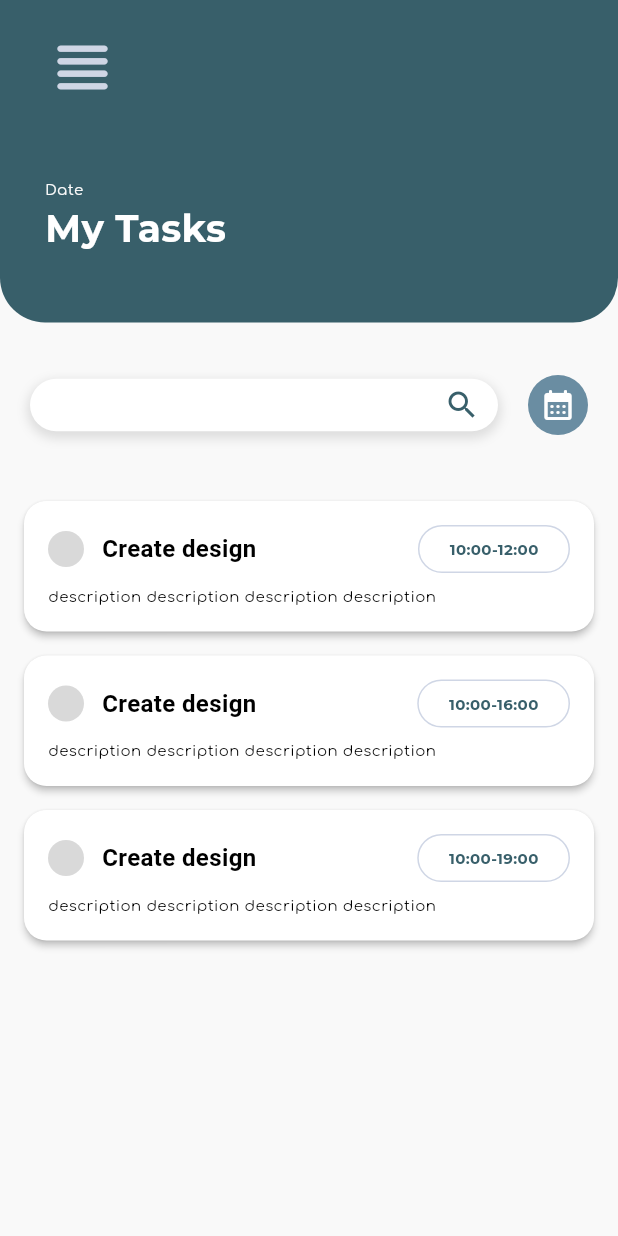
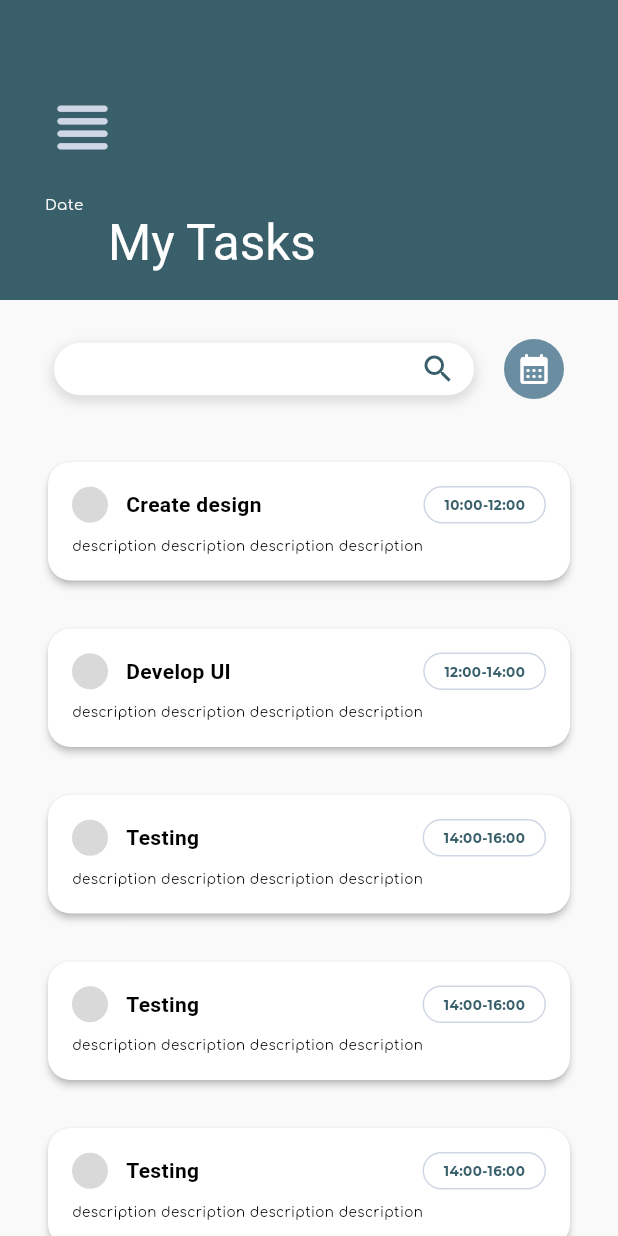
Before and after one commit to jjuulliiaas/tasker, a Flutter app: the screen it shows after launch, after a tap on the "view headline" icon, on a phone screen of 412 x 824 dp. Run offline on Flutter 3.47's test engine with Material 3 defaults, Android fonts, the phone set to English and light mode, and no system bars; project files that could hold a hidden picture were left out.

Commit message:
- delete class 'TaskList' and replace it with class custom_sliver_app_bar.dart for flexible appBar

```diff
--- a/lib/screens/home.dart
+++ b/lib/screens/home.dart
@@ -1,48 +1,113 @@
 import 'package:flutter/material.dart';
+import 'package:tasker/widgets/custom_sliver_app_bar.dart';
 import 'package:tasker/theme/colors.dart';
 import 'package:tasker/theme/styled_text.dart';
-import 'package:tasker/widgets/top_container.dart';
 import 'package:tasker/widgets/search_bar.dart' as custom;
-import '../widgets/task_list.dart';
+import '../widgets/task_container.dart';
 
 class HomePage extends StatelessWidget {
+  final List<Map<String, String>> tasks = [
+    {
+      'title': 'Create design',
+      'time': '10:00-12:00',
+      'description': 'description description description description'
+    },
+    {
+      'title': 'Develop UI',
+      'time': '12:00-14:00',
+      'description': 'description description description description'
+    },
+    {
+      'title': 'Testing',
+      'time': '14:00-16:00',
+      'description': 'description description description description'
+    },
+    {
+      'title': 'Testing',
+      'time': '14:00-16:00',
+      'description': 'description description description description'
+    },
+    {
+      'title': 'Testing',
+      'time': '14:00-16:00',
+      'description': 'description description description description'
+    },
+    {
+      'title': 'Testing',
+      'time': '14:00-16:00',
+      'description': 'description description description description'
+    },
+    {
+      'title': 'Testing',
+      'time': '14:00-16:00',
+      'description': 'description description description description'
+    },
+    {
+      'title': 'Go shopping with friend',
+      'time': '14:00-16:00',
+      'description': 'description description description description'
+    },
+  ];
 
   @override
   Widget build(BuildContext context) {
-    double width = MediaQuery.of(context).size.width;
     return Scaffold(
       backgroundColor: ColorsList.kAppBackground,
-      body: SafeArea(
-        child: Column(
-          children: <Widget> [
-            TopContainer(
-                width: width,
-                height: 215.0,
-                child: Column(
-                  mainAxisAlignment: MainAxisAlignment.start,
+      body: CustomScrollView(
+        slivers: [
+          CustomSliverAppBar(
+            expandedHeight: 200.0,
+            backgroundColor: ColorsList.kDarkGreen,
+            title: Text('My Tasks', style: TextStyle(color: Colors.white)),
+            flexibleChild: Column(
               crossAxisAlignment: CrossAxisAlignment.start,
-                  children: <Widget> [
-                    IconButton(onPressed: () {
+              children: [
+                IconButton(
+                  onPressed: () {
                     // TO DO actions
                   },
                   padding: EdgeInsets.zero,
                   constraints: BoxConstraints(),
                   icon: Icon(Icons.view_headline_rounded),
                   iconSize: 50,
-                      color: ColorsList.kAuthBackground,),
-                    SizedBox(height: 50,),
-                    StyledText.defaultLabel(text: 'Date', color: ColorsList.kAppBackground,),
-                    StyledText.mainHeading(text: 'My Tasks', color: Colors.white,)
+                  color: ColorsList.kAuthBackground,
+                ),
+                SizedBox(height: 20),
+                StyledText.defaultLabel(
+                  text: 'Date',
+                  color: ColorsList.kAppBackground,
+                ),
               ],
             ),
-                color: ColorsList.kDarkGreen,
-                padding: const EdgeInsets.only(left: 30.0, top: 20.0)),
-            SizedBox(height: 25),
-            custom.CustomSearchBar(),
-            SizedBox(height: 10),
-            Expanded(child: TaskList()),
+          ),
+          SliverToBoxAdapter(
+            child: Padding(
+              padding: const EdgeInsets.all(16.0),
+              child: custom.CustomSearchBar(),
+            ),
+          ),
+          SliverList(
+            delegate: SliverChildBuilderDelegate(
+                  (BuildContext context, int index) {
+                return Padding(
+                  padding: const EdgeInsets.symmetric(vertical: 8.0, horizontal: 16.0),
+                  child: TaskContainer(
+                    title: tasks[index]['title']!,
+                    time: tasks[index]['time']!,
+                    description: tasks[index]['description']!,
+                    onDismissed: () {
+                      tasks.removeAt(index);
+                      ScaffoldMessenger.of(context).showSnackBar(
+                        SnackBar(content: Text('Task removed')),
+                      );
+                    },
+                  ),
+                );
+              },
+              childCount: tasks.length,
+            ),
+          ),
         ],
-        ),
       ),
     );
   }
--- /dev/null
+++ b/lib/widgets/custom_sliver_app_bar.dart
@@ -0,0 +1,44 @@
+import 'package:flutter/material.dart';
+
+
+class CustomSliverAppBar extends StatelessWidget {
+  final double expandedHeight;
+  final Widget? flexibleChild;
+  final Widget? title;
+  final Color backgroundColor;
+  final bool pinned;
+  final bool floating;
+
+  CustomSliverAppBar({
+    required this.expandedHeight,
+    this.flexibleChild,
+    this.title,
+    this.backgroundColor = Colors.blue,
+    this.pinned = true,
+    this.floating = false,
+  });
+
+  @override
+  Widget build(BuildContext context) {
+    return SliverAppBar(
+      backgroundColor: backgroundColor,
+      expandedHeight: expandedHeight,
+      pinned: pinned,
+      floating: floating,
+      flexibleSpace: FlexibleSpaceBar(
+        title: title,
+        background: Container(
+          decoration: BoxDecoration(
+            color: backgroundColor,
+            borderRadius: BorderRadius.only(
+              bottomRight: Radius.circular(30.0),
+              bottomLeft: Radius.circular(30.0),
+            ),
+          ),
+          padding: EdgeInsets.only(left: 30.0, bottom: 10.0, top: 60.0),
+          child: flexibleChild,
+        ),
+      ),
+    );
+  }
+}
--- a/lib/widgets/task_container.dart
+++ b/lib/widgets/task_container.dart
@@ -41,7 +41,7 @@ class TaskContainer extends StatelessWidget {
           borderRadius: BorderRadius.circular(15.0),
         ),
         elevation: 2,
-        margin: EdgeInsets.symmetric(vertical: 8.0),
+        margin: EdgeInsets.symmetric(vertical: 8.0, horizontal: 16.0),
         child: Padding(
           padding: const EdgeInsets.all(16.0),
           child: Column(
@@ -59,14 +59,14 @@ class TaskContainer extends StatelessWidget {
                     child: Text(
                       title,
                       style: TextStyle(
-                        fontSize: 16,
+                        fontSize: 14,
                         fontWeight: FontWeight.bold,
                         color: Colors.black,
                       ),
                     ),
                   ),
                   Container(
-                    padding: EdgeInsets.symmetric(vertical: 8.0, horizontal: 20.0),
+                    padding: EdgeInsets.symmetric(vertical: 5.0, horizontal: 13.0),
                     decoration: BoxDecoration(
                       color: Colors.white,
                       borderRadius: BorderRadius.circular(30.0),
@@ -75,7 +75,7 @@ class TaskContainer extends StatelessWidget {
                     child: Text(
                         time,
                         style: TextStyle(
-                          fontSize: 10,
+                          fontSize: 9,
                           fontWeight: FontWeight.bold,
                           fontFamily: 'Montserrat',
                           color: ColorsList.kDarkGreen,
@@ -87,7 +87,7 @@ class TaskContainer extends StatelessWidget {
               Text(
                 description,
                 style: TextStyle(
-                  fontSize: 10,
+                  fontSize: 9,
                   fontFamily: 'Comfortaa',
                   color: Colors.black,
                   height: 1.5,
--- a/lib/widgets/task_list.dart
+++ /dev/null
@@ -1,60 +0,0 @@
-import 'package:flutter/material.dart';
-import 'package:tasker/theme/colors.dart';
-import 'task_container.dart';
-
-class TaskList extends StatefulWidget {
-
-  @override
-  _TaskListState createState() => _TaskListState();
-}
-
-class _TaskListState extends State<TaskList> {
-  List<Map<String, String>> tasks = [
-    {
-      'title': 'Create design',
-      'time': '10:00-12:00',
-      'description': 'description description description description'
-    },
-    {
-      'title': 'Create design',
-      'time': '10:00-16:00',
-      'description': 'description description description description'
-    },
-    {
-      'title': 'Create design',
-      'time': '10:00-19:00',
-      'description': 'description description description description'
-    },
-  ];
-
-  void removeTask(int index) {
-    setState(() {
-      tasks.removeAt(index);
-    });
-  }
-
-  @override
-  Widget build(BuildContext context) {
-    return Scaffold(
-      backgroundColor: ColorsList.kAppBackground,
-      body: ListView.builder(
-        padding: EdgeInsets.all(16.0),
-        itemCount: tasks.length,
-        itemBuilder: (context, index) {
-          return TaskContainer(
-            title: tasks[index]['title']!,
-            time: tasks[index]['time']!,
-            description: tasks[index]['description']!,
-            onDismissed: () {
-              removeTask(index);
-              ScaffoldMessenger.of(context).showSnackBar(
-                SnackBar(content: Text('Task removed')),
-              );
-            },
-          );
-        },
-      ),
-
-    );
-  }
-}
```
Lines whose indentation alone changed are shown as unchanged.
